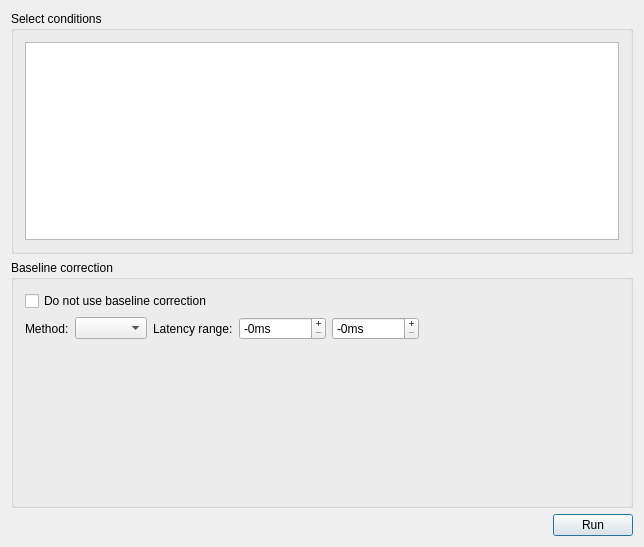
Above: src/AnyWave/Epoch/AwAverageDialog.ui from HIP-infrastructure/anywave-code before the change. Below: the same form after it.
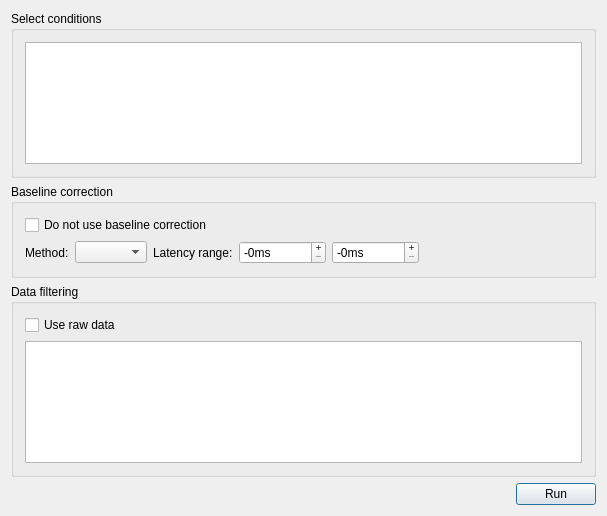
That is the form after the change. Icons and pictures are not drawn. Custom widgets are drawn as their Qt base class.

Diff of the .ui file:
```diff
--- a/src/AnyWave/Epoch/AwAverageDialog.ui
+++ b/src/AnyWave/Epoch/AwAverageDialog.ui
@@ -6,8 +6,8 @@
    <rect>
     <x>0</x>
     <y>0</y>
-    <width>644</width>
-    <height>547</height>
+    <width>607</width>
+    <height>516</height>
    </rect>
   </property>
   <property name="windowTitle">
@@ -39,10 +39,16 @@
    </item>
    <item>
     <widget class="QGroupBox" name="groupBox_2">
+     <property name="sizePolicy">
+      <sizepolicy hsizetype="Expanding" vsizetype="Expanding">
+       <horstretch>0</horstretch>
+       <verstretch>0</verstretch>
+      </sizepolicy>
+     </property>
      <property name="title">
       <string>Baseline correction</string>
      </property>
-     <layout class="QVBoxLayout" name="verticalLayout">
+     <layout class="QVBoxLayout" name="verticalLayout_4">
       <item>
        <layout class="QHBoxLayout" name="horizontalLayout_3">
         <item>
@@ -154,18 +160,41 @@
         </item>
        </layout>
       </item>
+     </layout>
+    </widget>
+   </item>
+   <item>
+    <widget class="QGroupBox" name="groupBox_3">
+     <property name="title">
+      <string>Data filtering</string>
+     </property>
+     <layout class="QVBoxLayout" name="verticalLayout">
       <item>
-       <spacer name="verticalSpacer">
-        <property name="orientation">
-         <enum>Qt::Vertical</enum>
-        </property>
-        <property name="sizeHint" stdset="0">
-         <size>
-          <width>20</width>
-          <height>154</height>
-         </size>
-        </property>
-       </spacer>
+       <layout class="QHBoxLayout" name="horizontalLayout_4">
+        <item>
+         <widget class="QCheckBox" name="checkBox">
+          <property name="text">
+           <string>Use raw data</string>
+          </property>
+         </widget>
+        </item>
+        <item>
+         <spacer name="horizontalSpacer_4">
+          <property name="orientation">
+           <enum>Qt::Horizontal</enum>
+          </property>
+          <property name="sizeHint" stdset="0">
+           <size>
+            <width>40</width>
+            <height>20</height>
+           </size>
+          </property>
+         </spacer>
+        </item>
+       </layout>
+      </item>
+      <item>
+       <widget class="AwFilterTableView" name="filterTableView"/>
       </item>
      </layout>
     </widget>
@@ -197,6 +226,13 @@
   </layout>
  </widget>
  <layoutdefault spacing="6" margin="11"/>
+ <customwidgets>
+  <customwidget>
+   <class>AwFilterTableView</class>
+   <extends>QTableView</extends>
+   <header location="global">filter/AwFilterTableView.h</header>
+  </customwidget>
+ </customwidgets>
  <resources>
   <include location="../../../resources/AnyWave.qrc"/>
  </resources>
```
Left out of the diff: 32 changed lines with no effect on the pictures.
